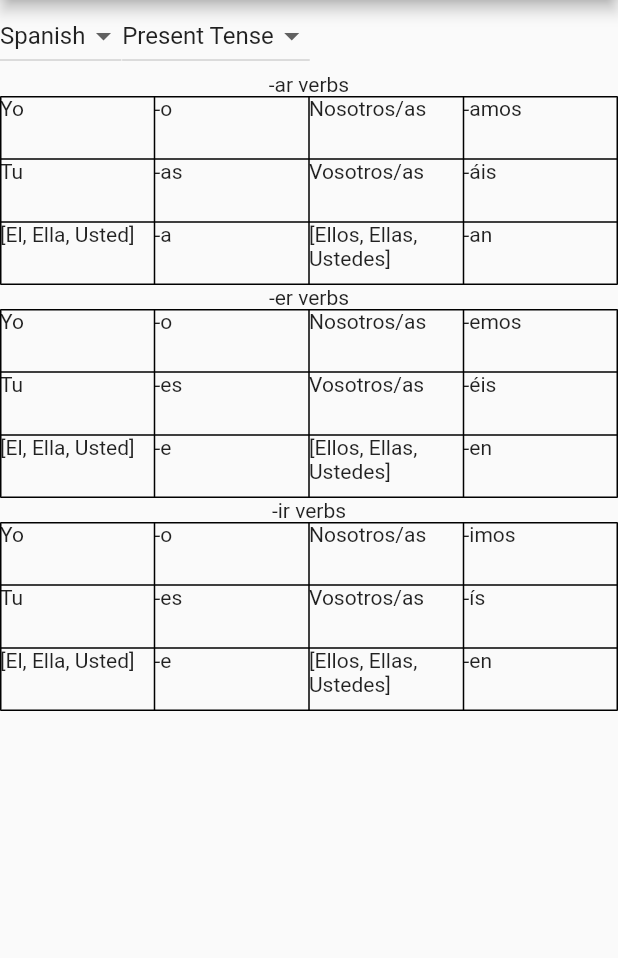
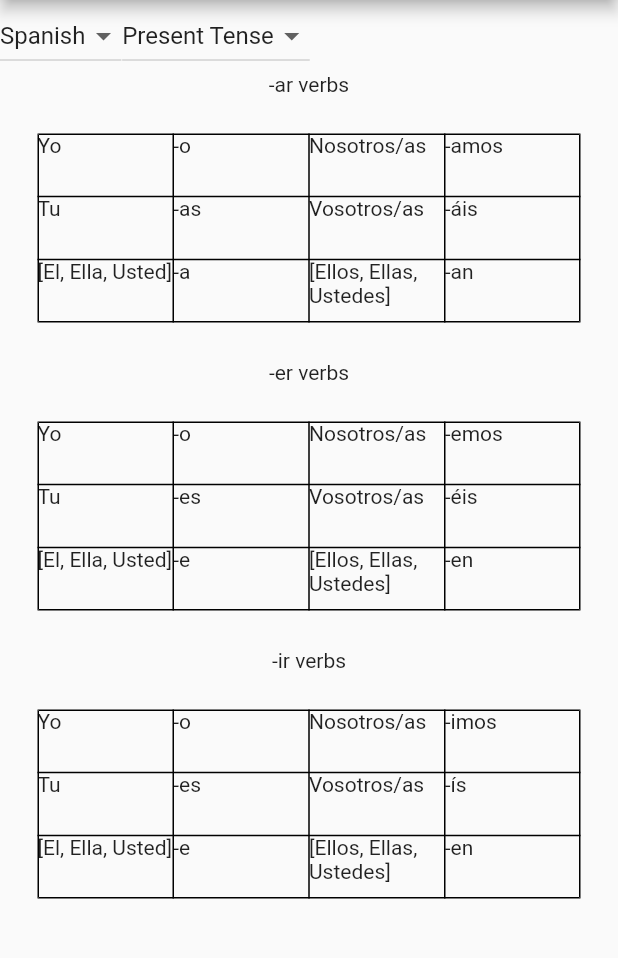
Before and after one commit to ItzSwirlz/verbugator, a Flutter app: the screen it shows after launch, on a phone screen of 412 x 824 dp, the part 84-1042 px from its top. Run offline on Flutter 3.47's test engine with Material 2 defaults, Android fonts, the light colour scheme and no system bars.

Commit message:
Add margin between the window end and the tables

```diff
--- a/lib/verb_table.dart
+++ b/lib/verb_table.dart
@@ -41,7 +41,9 @@
 
   @override
   Widget build(BuildContext context) {
-    return Table(
+    return Container(
+      margin: EdgeInsets.all(25.0),
+      child: Table(
       border: TableBorder.all(),
       children: [
         TableRow(
@@ -117,6 +119,7 @@
           ],
         ),
       ],
+    ),
     );
   }
 }
```
